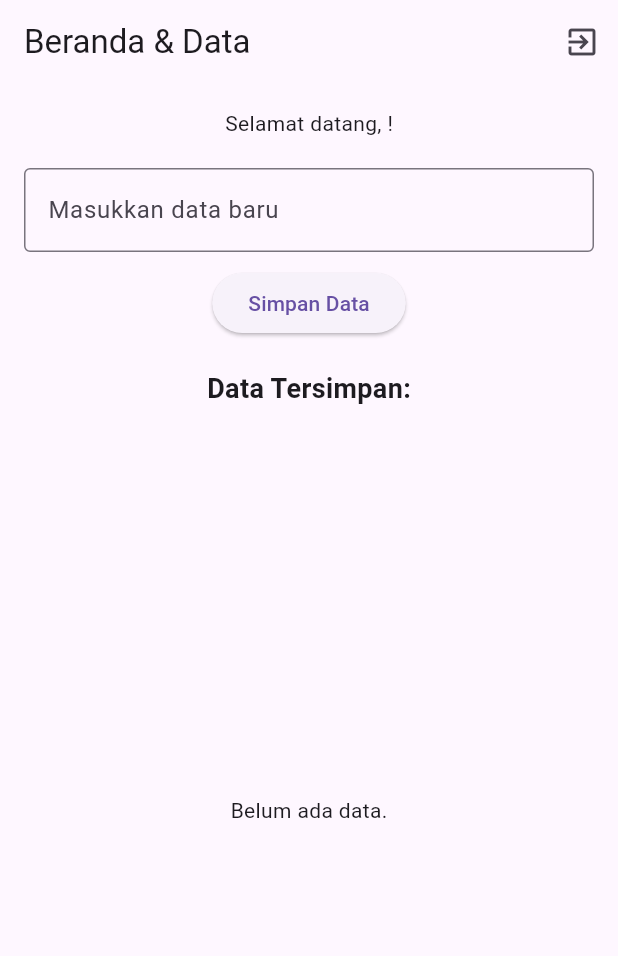
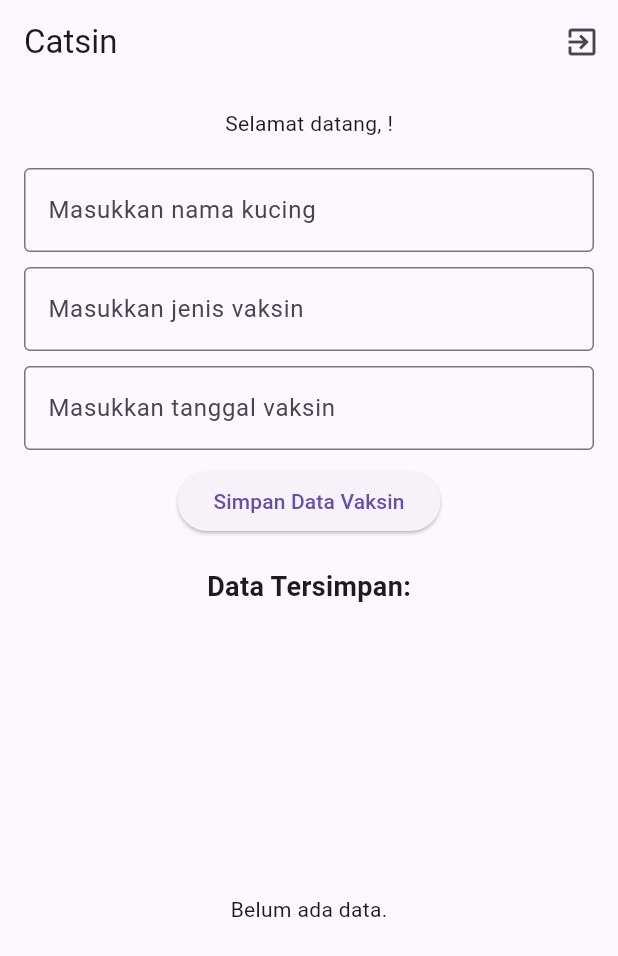
Before and after one commit to Anadza/flutterfirebasedemo, a Flutter app: the screen it shows once a user with an empty profile is signed in, on a phone screen of 412 x 824 dp. Shown: the top 956 px of the screen. Run offline on Flutter 3.47's test engine with Material 3 defaults, Android fonts, the phone set to English and light mode, and no system bars; our stand-ins replace cloud_firestore, firebase_auth, firebase_core; accounts and stored records are empty; network calls fail.

Commit message:
Membuat input baru untuk aplikasi Catsin

```diff
--- a/lib/auth_screen.dart
+++ b/lib/auth_screen.dart
@@ -48,7 +48,7 @@ class _AuthScreenState extends State<AuthScreen> {
   Widget build(BuildContext context) {
     return Scaffold(
       appBar: AppBar(
-        title: Text(_isLogin ? 'Login' : 'Registrasi'),
+        title: Text(_isLogin ? 'Selamat Datang di Catsin' : 'Registrasi Admin Catsin'),
       ),
       body: Center(
         child: Card(
--- a/lib/home_screen.dart
+++ b/lib/home_screen.dart
@@ -10,17 +10,26 @@ class HomeScreen extends StatefulWidget {
 
 class _HomeScreenState extends State<HomeScreen> {
   final _firestore = FirebaseFirestore.instance;
-  final _dataController = TextEditingController();
+  final _namaKucingController = TextEditingController();
+  final _vaksinController = TextEditingController();
+  final _tanggalController = TextEditingController();
   void _addData() async {
     final user = FirebaseAuth.instance.currentUser;
-    if (user != null && _dataController.text.isNotEmpty) {
-      await _firestore.collection('user_data').add({
-        'text': _dataController.text,
+    if (user != null &&
+        _namaKucingController.text.isNotEmpty &&
+        _vaksinController.text.isNotEmpty &&
+        _tanggalController.text.isNotEmpty) {
+      await _firestore.collection('vaksin_kucing').add({
+        'namaKucing': _namaKucingController.text,
+        'jenisVaksin': _vaksinController.text,
+        'tanggal': _tanggalController.text,
         'createdAt': Timestamp.now(),
         'userId': user.uid,
         'userEmail': user.email,
       });
-      _dataController.clear();
+      _namaKucingController.clear();
+      _vaksinController.clear();
+      _tanggalController.clear();
     }
   }
 
@@ -29,7 +38,7 @@ class _HomeScreenState extends State<HomeScreen> {
     final user = FirebaseAuth.instance.currentUser;
     return Scaffold(
       appBar: AppBar(
-        title: const Text('Beranda & Data'),
+        title: const Text('Catsin'),
         actions: [
           IconButton(
             icon: const Icon(Icons.exit_to_app),
@@ -45,17 +54,37 @@ class _HomeScreenState extends State<HomeScreen> {
           children: [
             Text('Selamat datang, ${user?.email ?? 'Pengguna'}!'),
             const SizedBox(height: 20),
+            // Masukan nama kucing
             TextField(
-              controller: _dataController,
+              controller: _namaKucingController,
               decoration: const InputDecoration(
-                labelText: 'Masukkan data baru',
+                labelText: 'Masukkan nama kucing',
+                border: OutlineInputBorder(),
+              ),
+            ),
+            const SizedBox(height: 10),
+            // Masukan jenis vaksin
+            TextField(
+              controller: _vaksinController,
+              decoration: const InputDecoration(
+                labelText: 'Masukkan jenis vaksin',
+                border: OutlineInputBorder(),
+              ),
+            ),
+            const SizedBox(height: 10),
+            // Masukan tanggal vaksin
+            TextField(
+              controller: _tanggalController,
+              decoration: const InputDecoration(
+                labelText: 'Masukkan tanggal vaksin',
+                hintText: '07/06/2026',
                 border: OutlineInputBorder(),
               ),
             ),
             const SizedBox(height: 10),
             ElevatedButton(
               onPressed: _addData,
-              child: const Text('Simpan Data'),
+              child: const Text('Simpan Data Vaksin'),
             ),
             const SizedBox(height: 20),
             const Text(
@@ -65,9 +94,9 @@ class _HomeScreenState extends State<HomeScreen> {
             Expanded(
               child: StreamBuilder<QuerySnapshot>(
                 stream: _firestore
-                    .collection('user_data')
-                    .where('userId', isEqualTo: user?.uid)
-                    .orderBy('createdAt', descending: true)
+                    .collection('vaksin_kucing')
+                    // .where('userId', isEqualTo: user?.uid)
+                    // .orderBy('createdAt', descending: true)
                     .snapshots(),
                 builder: (ctx, snapshot) {
                   if (snapshot.connectionState == ConnectionState.waiting) {
@@ -87,13 +116,10 @@ class _HomeScreenState extends State<HomeScreen> {
                       return Card(
                         margin: const EdgeInsets.symmetric(vertical: 5),
                         child: ListTile(
-                          title: Text(data['text']),
+                          title: Text(data['namaKucing']),
                           subtitle: Text(
-                            data['userEmail'] +
-                                ' - ' +
-                                (data['createdAt'] as Timestamp)
-                                    .toDate()
-                                    .toString(),
+                            'Vaksin: ${data['jenisVaksin']}\n'
+                            'Tanggal: ${data['tanggal']}',
                           ),
                         ),
                       );
--- a/lib/main.dart
+++ b/lib/main.dart
@@ -17,7 +17,7 @@ class MyApp extends StatelessWidget {
   Widget build(BuildContext context) {
     return MaterialApp(
       debugShowCheckedModeBanner: false,
-      title: 'Flutter Firebase Demo',
+      title: 'Catsin Admin',
       theme: ThemeData(primarySwatch: Colors.blue),
       home: StreamBuilder(
         stream: FirebaseAuth.instance.authStateChanges(),
```
